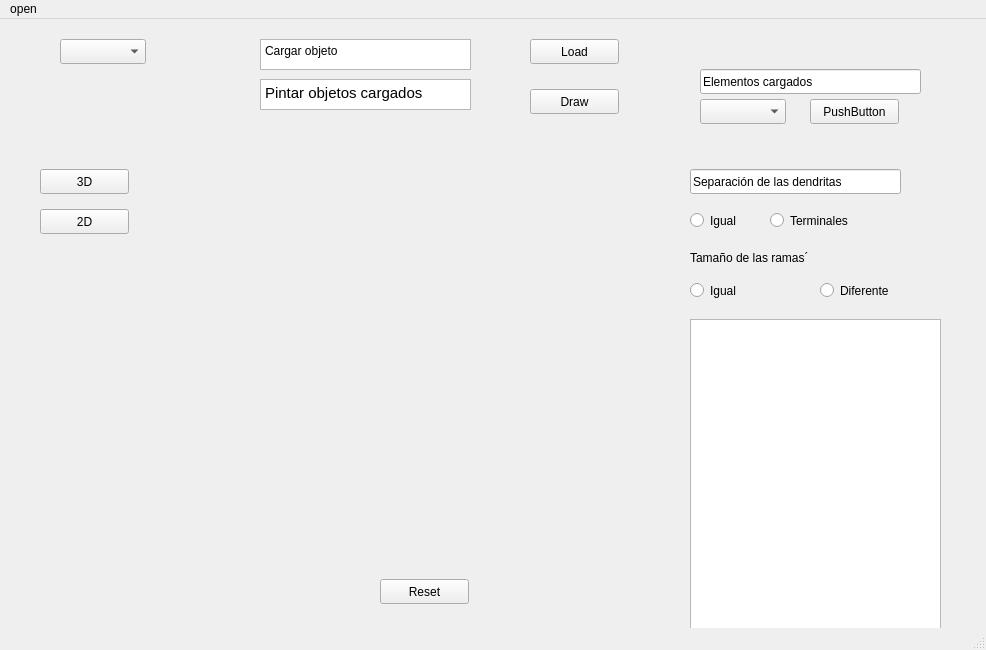
Before: the Qt Designer form source/hugo/mainwindow.ui in albertoam3/HUGO1.1, drawn with Qt 5.
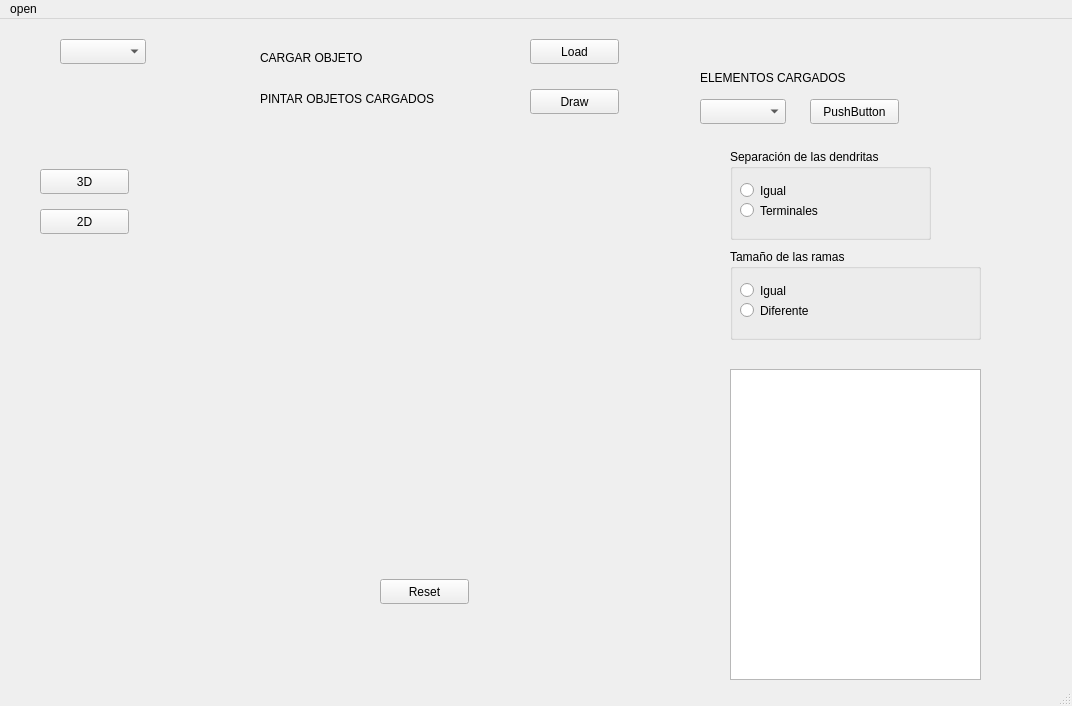
After: the same form once the commit is applied. Custom widgets are drawn as their Qt base class.

Commit message: cambios enn los tamaños de los puntos de axon y dendrita

```diff
--- a/source/hugo/mainwindow.ui
+++ b/source/hugo/mainwindow.ui
@@ -6,8 +6,8 @@
    <rect>
     <x>0</x>
     <y>0</y>
-    <width>986</width>
-    <height>650</height>
+    <width>1072</width>
+    <height>706</height>
    </rect>
   </property>
   <property name="windowTitle">
@@ -60,36 +60,6 @@
      </rect>
     </property>
    </widget>
-   <widget class="QPlainTextEdit" name="plainTextEdit">
-    <property name="geometry">
-     <rect>
-      <x>260</x>
-      <y>20</y>
-      <width>211</width>
-      <height>31</height>
-     </rect>
-    </property>
-    <property name="plainText">
-     <string>Cargar objeto</string>
-    </property>
-   </widget>
-   <widget class="QTextEdit" name="textEdit">
-    <property name="geometry">
-     <rect>
-      <x>260</x>
-      <y>60</y>
-      <width>211</width>
-      <height>31</height>
-     </rect>
-    </property>
-    <property name="html">
-     <string>&lt;!DOCTYPE HTML PUBLIC &quot;-//W3C//DTD HTML 4.0//EN&quot; &quot;http://www.w3.org/TR/REC-html40/strict.dtd&quot;&gt;
-&lt;html&gt;&lt;head&gt;&lt;meta name=&quot;qrichtext&quot; content=&quot;1&quot; /&gt;&lt;style type=&quot;text/css&quot;&gt;
-p, li { white-space: pre-wrap; }
-&lt;/style&gt;&lt;/head&gt;&lt;body style=&quot; font-family:'Ubuntu'; font-size:11pt; font-weight:400; font-style:normal;&quot;&gt;
-&lt;p style=&quot; margin-top:0px; margin-bottom:0px; margin-left:0px; margin-right:0px; -qt-block-indent:0; text-indent:0px;&quot;&gt;Pintar objetos cargados&lt;/p&gt;&lt;/body&gt;&lt;/html&gt;</string>
-    </property>
-   </widget>
    <widget class="QPushButton" name="reset">
     <property name="geometry">
      <rect>
@@ -103,19 +73,6 @@
      <string>Reset</string>
     </property>
    </widget>
-   <widget class="QLineEdit" name="lineEdit">
-    <property name="geometry">
-     <rect>
-      <x>700</x>
-      <y>50</y>
-      <width>221</width>
-      <height>25</height>
-     </rect>
-    </property>
-    <property name="text">
-     <string>Elementos cargados</string>
-    </property>
-   </widget>
    <widget class="QComboBox" name="elemC">
     <property name="geometry">
      <rect>
@@ -139,50 +96,11 @@
      <string>PushButton</string>
     </property>
    </widget>
-   <widget class="QLineEdit" name="lineEdit_2">
-    <property name="geometry">
-     <rect>
-      <x>690</x>
-      <y>150</y>
-      <width>211</width>
-      <height>25</height>
-     </rect>
-    </property>
-    <property name="text">
-     <string>Separación de las dendritas</string>
-    </property>
-   </widget>
-   <widget class="QRadioButton" name="igual">
-    <property name="geometry">
-     <rect>
-      <x>690</x>
-      <y>190</y>
-      <width>112</width>
-      <height>23</height>
-     </rect>
-    </property>
-    <property name="text">
-     <string>Igual</string>
-    </property>
-   </widget>
-   <widget class="QRadioButton" name="terminales">
-    <property name="geometry">
-     <rect>
-      <x>770</x>
-      <y>190</y>
-      <width>112</width>
-      <height>23</height>
-     </rect>
-    </property>
-    <property name="text">
-     <string>Terminales</string>
-    </property>
-   </widget>
    <widget class="QTextEdit" name="texto_neurona">
     <property name="geometry">
      <rect>
-      <x>690</x>
-      <y>300</y>
+      <x>730</x>
+      <y>350</y>
       <width>251</width>
       <height>311</height>
      </rect>
@@ -214,43 +132,121 @@
      <string>2D</string>
     </property>
    </widget>
-   <widget class="QRadioButton" name="igual_ramas">
+   <widget class="QGroupBox" name="groupBox">
     <property name="geometry">
      <rect>
-      <x>690</x>
-      <y>260</y>
-      <width>112</width>
-      <height>23</height>
-     </rect>
-    </property>
-    <property name="text">
-     <string>Igual</string>
-    </property>
-   </widget>
-   <widget class="QRadioButton" name="dif_rama">
-    <property name="geometry">
-     <rect>
-      <x>820</x>
-      <y>260</y>
-      <width>112</width>
-      <height>23</height>
-     </rect>
-    </property>
-    <property name="text">
-     <string>Diferente</string>
-    </property>
-   </widget>
-   <widget class="QLabel" name="label">
-    <property name="geometry">
-     <rect>
-      <x>690</x>
-      <y>230</y>
+      <x>730</x>
+      <y>130</y>
       <width>201</width>
+      <height>91</height>
+     </rect>
+    </property>
+    <property name="title">
+     <string>Separación de las dendritas</string>
+    </property>
+    <widget class="QRadioButton" name="igual_ang">
+     <property name="geometry">
+      <rect>
+       <x>10</x>
+       <y>30</y>
+       <width>112</width>
+       <height>23</height>
+      </rect>
+     </property>
+     <property name="text">
+      <string>Igual</string>
+     </property>
+    </widget>
+    <widget class="QRadioButton" name="terminales_ang">
+     <property name="geometry">
+      <rect>
+       <x>10</x>
+       <y>50</y>
+       <width>112</width>
+       <height>23</height>
+      </rect>
+     </property>
+     <property name="text">
+      <string>Terminales</string>
+     </property>
+    </widget>
+   </widget>
+   <widget class="QGroupBox" name="groupBox_2">
+    <property name="geometry">
+     <rect>
+      <x>730</x>
+      <y>230</y>
+      <width>251</width>
+      <height>91</height>
+     </rect>
+    </property>
+    <property name="title">
+     <string>Tamaño de las ramas</string>
+    </property>
+    <widget class="QRadioButton" name="igual_ramas">
+     <property name="geometry">
+      <rect>
+       <x>10</x>
+       <y>30</y>
+       <width>112</width>
+       <height>23</height>
+      </rect>
+     </property>
+     <property name="text">
+      <string>Igual</string>
+     </property>
+    </widget>
+    <widget class="QRadioButton" name="dif_rama">
+     <property name="geometry">
+      <rect>
+       <x>10</x>
+       <y>50</y>
+       <width>112</width>
+       <height>23</height>
+      </rect>
+     </property>
+     <property name="text">
+      <string>Diferente</string>
+     </property>
+    </widget>
+   </widget>
+   <widget class="QLabel" name="label">
+    <property name="geometry">
+     <rect>
+      <x>260</x>
+      <y>30</y>
+      <width>181</width>
       <height>17</height>
      </rect>
     </property>
     <property name="text">
-     <string>Tamaño de las ramas´</string>
+     <string>CARGAR OBJETO</string>
+    </property>
+   </widget>
+   <widget class="QLabel" name="label_2">
+    <property name="geometry">
+     <rect>
+      <x>260</x>
+      <y>70</y>
+      <width>221</width>
+      <height>20</height>
+     </rect>
+    </property>
+    <property name="text">
+     <string>PINTAR OBJETOS CARGADOS</string>
+    </property>
+   </widget>
+   <widget class="QLabel" name="label_3">
+    <property name="geometry">
+     <rect>
+      <x>700</x>
+      <y>50</y>
+      <width>221</width>
+      <height>17</height>
+     </rect>
+    </property>
+    <property name="text">
+     <string>ELEMENTOS CARGADOS</string>
     </property>
    </widget>
   </widget>
@@ -259,7 +255,7 @@
     <rect>
      <x>0</x>
      <y>0</y>
-     <width>986</width>
+     <width>1072</width>
      <height>22</height>
     </rect>
    </property>
```
The commit also changes 33 other files.
